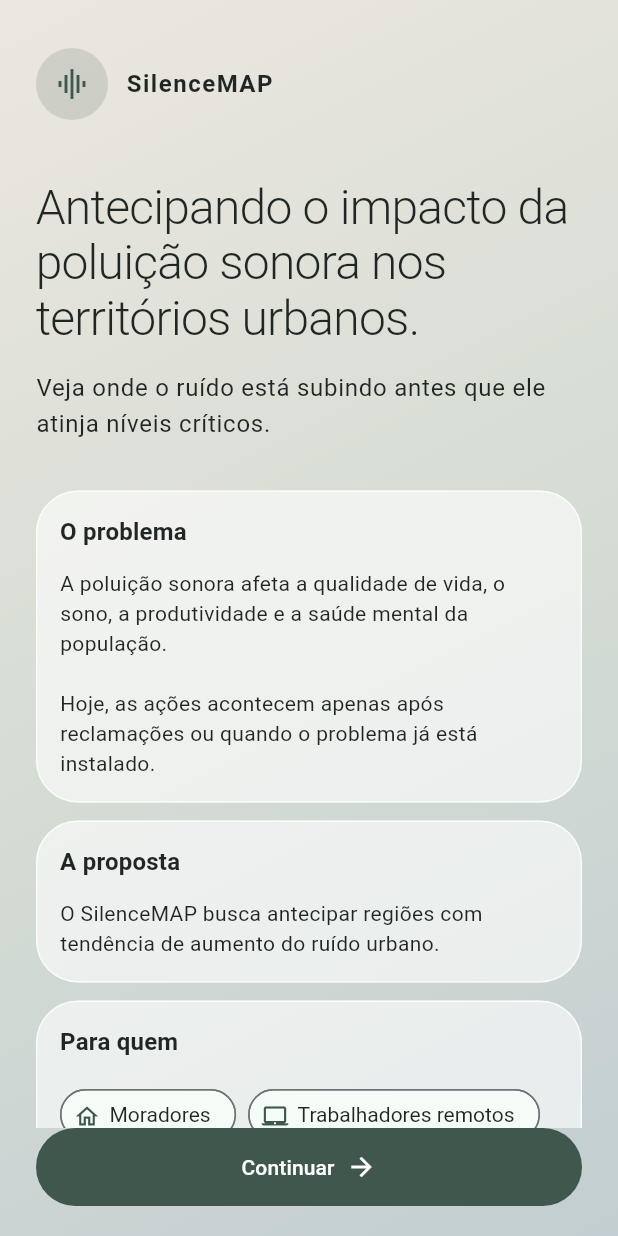
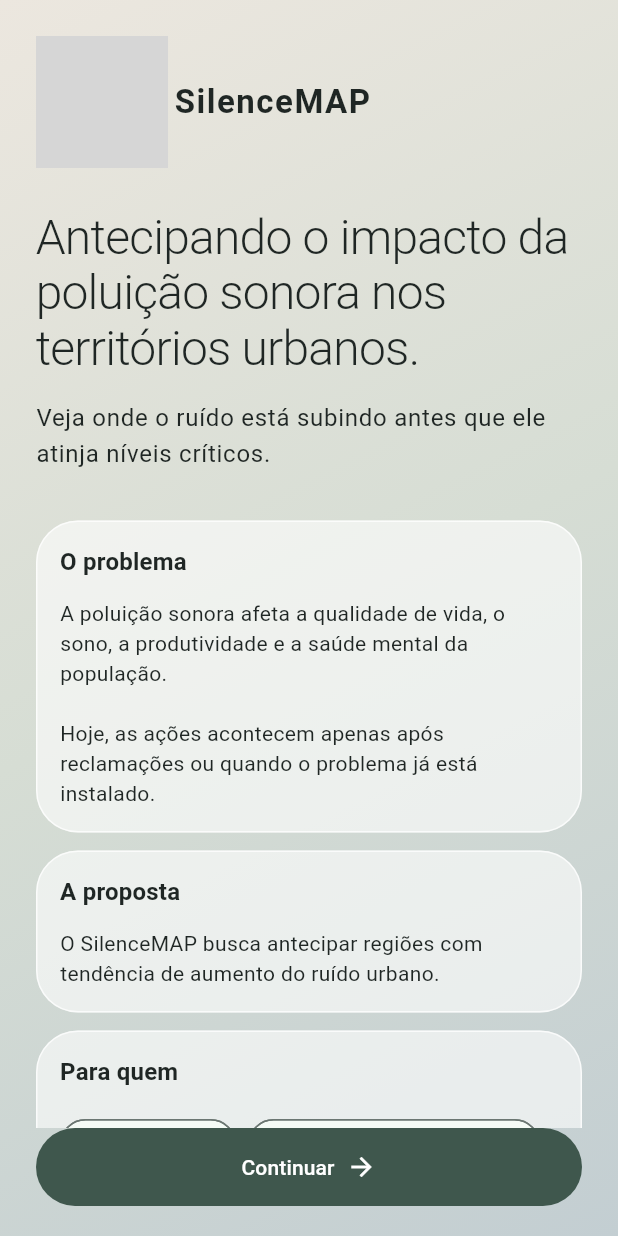
Before and after one commit to gabylorentz/SilenceMAP---CitizenTech, a Flutter app: the screen it shows after launch, on a phone screen of 412 x 824 dp. Run offline on Flutter 3.47's test engine with Material 3 defaults, Android fonts, the phone set to English and light mode, and no system bars; our stand-ins replace fl_chart, shared_preferences; grey boxes are pictures that could not be loaded.

Commit message:
Adicionar o APP

```diff
--- a/lib/ui/screens/justification_screen.dart
+++ b/lib/ui/screens/justification_screen.dart
@@ -18,30 +18,34 @@ class JustificationScreen extends StatelessWidget {
           children: [
             Expanded(
               child: ListView(
-                padding: const EdgeInsets.fromLTRB(24, 32, 24, 16),
+                padding: const EdgeInsets.fromLTRB(24, 24, 24, 16),
                 children: [
                   Row(
                     children: [
-                      Container(
-                        width: 48,
-                        height: 48,
-                        decoration: BoxDecoration(
-                          color: cores.primary.withValues(alpha: 0.16),
-                          shape: BoxShape.circle,
+                      Image.asset(
+                      'assets/images/logo.png',
+                        width: 88,
+                        height: 88,
+                        fit: BoxFit.contain,
+                        semanticLabel: 'Logo do SilenceMAP',
+                        errorBuilder: (context, erro, pilha) => SizedBox(
+                          width: 88,
+                          height: 88,
+                          child: Icon(Icons.graphic_eq,
+                              size: 48, color: cores.primary),
                         ),
-                        child: Icon(Icons.graphic_eq, color: cores.primary),
                       ),
-                      const SizedBox(width: 12),
+                      const SizedBox(width: 4),
                       Text(
                         'SilenceMAP',
-                        style: text.titleMedium?.copyWith(
+                        style: text.titleLarge?.copyWith(
                           fontWeight: FontWeight.w600,
                           letterSpacing: 1.0,
                         ),
                       ),
                     ],
                   ),
-                  const SizedBox(height: 40),
+                  const SizedBox(height: 28),
                   Text(
                     'Antecipando o impacto da poluição sonora nos territórios urbanos.',
                     style: text.headlineLarge,
--- a/pubspec.yaml
+++ b/pubspec.yaml
@@ -92,3 +92,9 @@ flutter:
   #
   # For details regarding fonts from package dependencies,
   # see https://flutter.dev/to/font-from-package
+
+flutter:
+  uses-material-design: true
+
+  assets:
+    - assets/screenshots/
```
Also changed, not shown: 2 other files.
